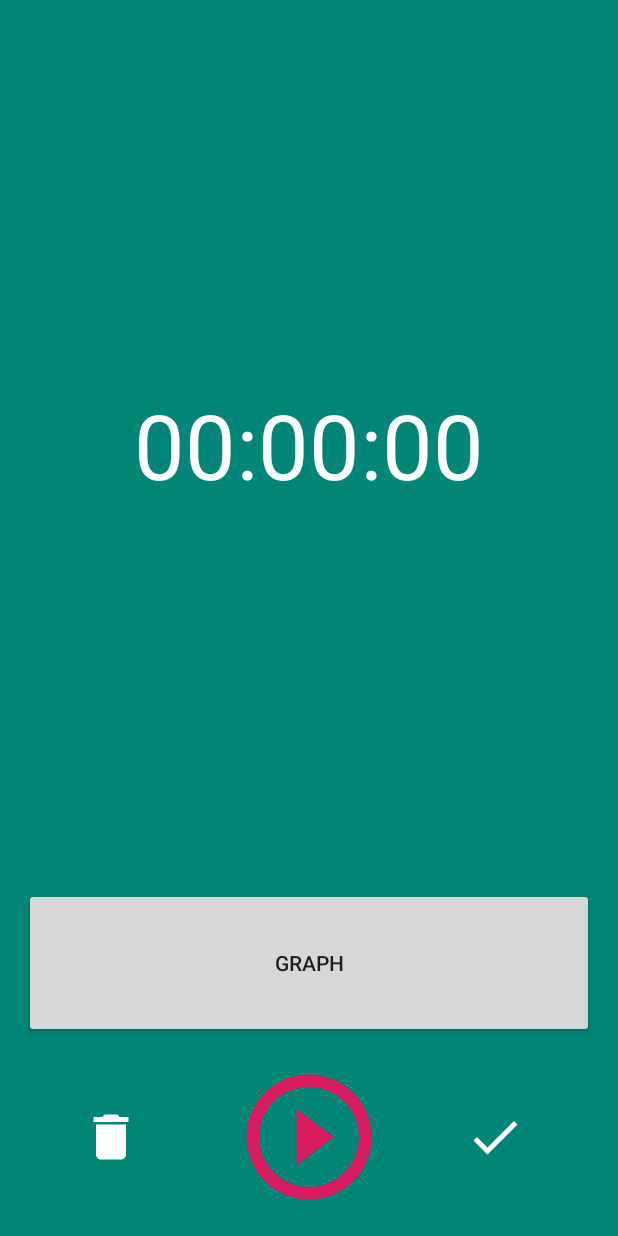
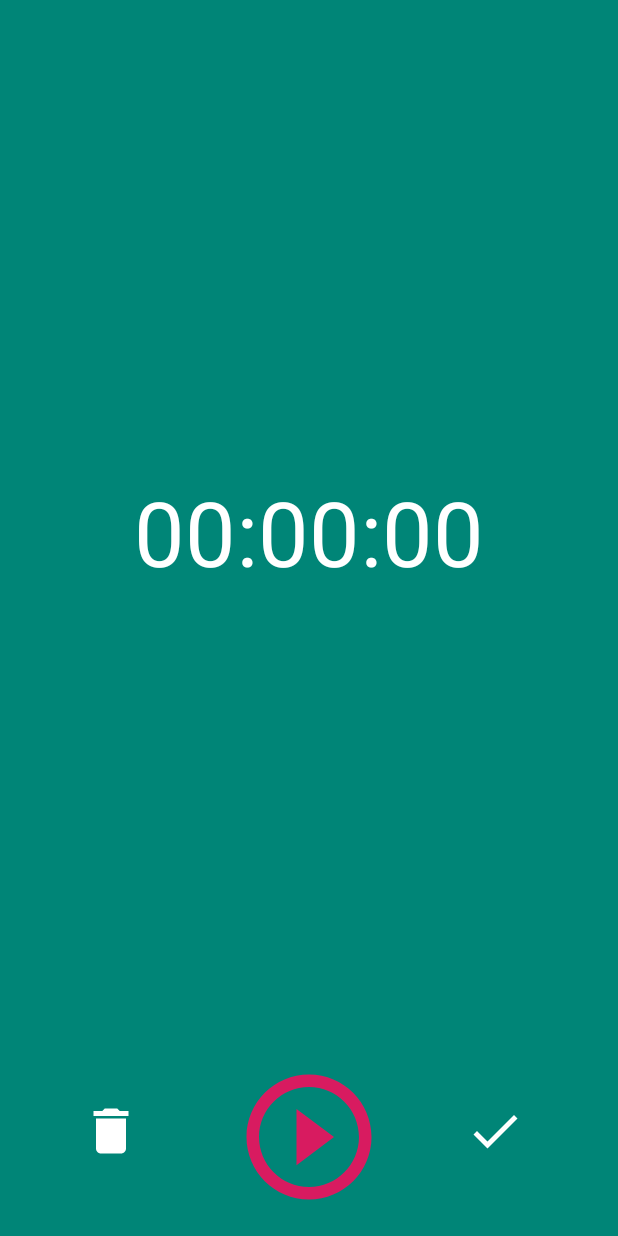
Before and after one commit to Blablablub100/NoteToMyself, an Android app: the RecordActivity screen opened directly, with no data from a screen before it, on a phone screen of 412 x 824 dp. Run offline under Robolectric (Android 15) with nearby library versions, the phone set to English and light mode, and no system bars; libraries missing offline, so code that uses them is left out: com.coremedia.iso, com.googlecode.mp4parser.

Commit message:
Finished Record Activity

```diff
--- a/app/src/main/java/com/example/notetomyself/RecordActivity.java
+++ b/app/src/main/java/com/example/notetomyself/RecordActivity.java
@@ -7,6 +7,7 @@ import android.media.MediaRecorder;
 import android.os.Environment;
 import android.support.annotation.NonNull;
 import android.support.design.widget.Snackbar;
+import android.support.graphics.drawable.AnimationUtilsCompat;
 import android.support.v4.app.ActivityCompat;
 import android.support.v4.content.ContextCompat;
 import android.support.v7.app.AppCompatActivity;
@@ -15,6 +16,7 @@ import android.text.Layout;
 import android.view.View;
 import android.view.Window;
 import android.widget.ImageView;
+import android.widget.TextView;
 import android.widget.Toast;
 
 import com.coremedia.iso.boxes.Container;
@@ -31,10 +33,17 @@ import java.io.IOException;
 import java.io.RandomAccessFile;
 import java.io.SequenceInputStream;
 import java.nio.channels.FileChannel;
+import java.text.DateFormat;
+import java.text.SimpleDateFormat;
 import java.util.ArrayList;
 import java.util.Calendar;
+import java.util.Date;
 import java.util.LinkedList;
 import java.util.List;
+import java.util.Locale;
+import java.util.TimeZone;
+import java.util.Timer;
+import java.util.TimerTask;
 
 public class RecordActivity extends AppCompatActivity {
 
@@ -43,6 +52,9 @@ public class RecordActivity extends AppCompatActivity {
     private ImageView playButton;
     private ImageView deleteButton;
     private ImageView saveButton;
+    private TextView textViewTimer;
+    private int currTime = 0;
+    Timer timer;
 
     File currRecording;
     MediaRecorder recorder;
@@ -60,6 +72,7 @@ public class RecordActivity extends AppCompatActivity {
         setContentView(R.layout.activity_record);
         setViewVariables();
         checkPermissions();
+        startTimer();
     }
 
     @Override
@@ -70,6 +83,8 @@ public class RecordActivity extends AppCompatActivity {
             stopRecording();
             deleteTempMemo();
         }
+        timer.cancel();
+        timer = null;
     }
 
     void checkPermissions() {
@@ -113,6 +128,7 @@ public class RecordActivity extends AppCompatActivity {
             currRecording = tmp;
             recorder.start();
             state = states.RECORDING;
+            currTime = 0;
         }
     }
 
@@ -130,7 +146,9 @@ public class RecordActivity extends AppCompatActivity {
 
     void stopRecording() {
         playButton.setImageDrawable(getDrawable(R.drawable.ic_play_circle_outline_black_24dp));
-        if (state == states.STOPPED) return;
+        if (state == states.STOPPED
+                || state == states.NO_INIT
+                || state == states.SAVED) return;
         recorder.stop();
         recorder.reset();
         recorder.release();
@@ -194,7 +212,7 @@ public class RecordActivity extends AppCompatActivity {
                 saveMemo();
             }
         });
-
+        textViewTimer = findViewById(R.id.textView_record_timer);
     }
 
 
@@ -208,6 +226,7 @@ public class RecordActivity extends AppCompatActivity {
         currRecording.delete();
         currRecording = null;
         state = states.NO_INIT;
+        textViewTimer.setText(getString(R.string.default_zero_time));
         Util.showSnackBar(this, getString(R.string.info_discarded_recordings));
     }
 
@@ -234,4 +253,28 @@ public class RecordActivity extends AppCompatActivity {
                 , false
                 , null), this);
     }
+
+    private void startTimer() {
+        timer = new Timer();
+        final DateFormat df = new SimpleDateFormat("HH:mm:ss");
+        df.setTimeZone(TimeZone.getTimeZone("UTC"));
+        // stellt man hier nicht auf UTC ist die Zeit hier in Deutschland eine Stunde verschoben.
+
+        timer.schedule(new TimerTask() {
+
+            @Override
+            public void run() {
+                if (state != states.RECORDING) return;
+                currTime = currTime + 1000;
+                final String tmp = df.format(new Date(currTime));
+                System.out.println(currTime);
+                runOnUiThread(new Runnable() {
+                    @Override
+                    public void run() {
+                        textViewTimer.setText(tmp);
+                    }
+                });
+            }
+        }, 0, 1000);
+    }
 }
--- a/app/src/main/res/layout/activity_record.xml
+++ b/app/src/main/res/layout/activity_record.xml
@@ -30,21 +30,8 @@
         app:layout_constraintStart_toStartOf="parent"
         app:srcCompat="@drawable/ic_play_circle_outline_black_24dp" />
 
-    <Button
-        android:id="@+id/button"
-        android:layout_width="0dp"
-        android:layout_height="wrap_content"
-        android:layout_marginStart="16dp"
-        android:layout_marginEnd="16dp"
-        android:layout_marginBottom="16dp"
-        android:height="100dp"
-        android:text="Graph"
-        app:layout_constraintBottom_toTopOf="@+id/imageView_play_button"
-        app:layout_constraintEnd_toEndOf="parent"
-        app:layout_constraintStart_toStartOf="parent" />
-
     <TextView
-        android:id="@+id/textView2"
+        android:id="@+id/textView_record_timer"
         android:layout_width="wrap_content"
         android:layout_height="wrap_content"
         android:layout_marginStart="8dp"
@@ -54,7 +41,7 @@
         android:text="00:00:00"
         android:textColor="@android:color/white"
         android:textSize="60sp"
-        app:layout_constraintBottom_toTopOf="@+id/button"
+        app:layout_constraintBottom_toTopOf="@+id/imageView_play_button"
         app:layout_constraintEnd_toEndOf="parent"
         app:layout_constraintStart_toStartOf="parent"
         app:layout_constraintTop_toTopOf="parent" />
@@ -64,13 +51,12 @@
         android:layout_width="40dp"
         android:layout_height="40dp"
         android:layout_marginStart="8dp"
-        android:layout_marginTop="8dp"
         android:layout_marginEnd="16dp"
         android:layout_marginBottom="8dp"
-        app:layout_constraintBottom_toBottomOf="parent"
+        app:layout_constraintBottom_toBottomOf="@+id/imageView_play_button"
         app:layout_constraintEnd_toStartOf="@+id/imageView_play_button"
         app:layout_constraintStart_toStartOf="parent"
-        app:layout_constraintTop_toBottomOf="@+id/button"
+        app:layout_constraintTop_toTopOf="@+id/imageView_play_button"
         app:srcCompat="@drawable/ic_delete_black_24dp" />
 
     <ImageView
@@ -78,13 +64,12 @@
         android:layout_width="40dp"
         android:layout_height="40dp"
         android:layout_marginStart="8dp"
-        android:layout_marginTop="8dp"
         android:layout_marginEnd="16dp"
         android:layout_marginBottom="8dp"
-        app:layout_constraintBottom_toBottomOf="parent"
+        app:layout_constraintBottom_toBottomOf="@+id/imageView_play_button"
         app:layout_constraintEnd_toEndOf="parent"
         app:layout_constraintStart_toEndOf="@+id/imageView_play_button"
-        app:layout_constraintTop_toBottomOf="@+id/button"
+        app:layout_constraintTop_toTopOf="@+id/imageView_play_button"
         app:srcCompat="@drawable/ic_done_black_24dp" />
 
 </android.support.constraint.ConstraintLayout>
--- a/app/src/main/res/values/strings.xml
+++ b/app/src/main/res/values/strings.xml
@@ -69,4 +69,9 @@
     <string name="filter_category_title">
         Pick categories to filter
     </string>
+
+    // for recording activity
+    <string name="default_zero_time">
+        00:00:00
+    </string>
 </resources>
```
